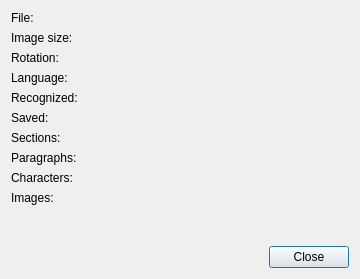
Before: the Qt Designer form gui/dialogs/pagepropertiesdialog.ui in uliss/quneiform, drawn with Qt 5.
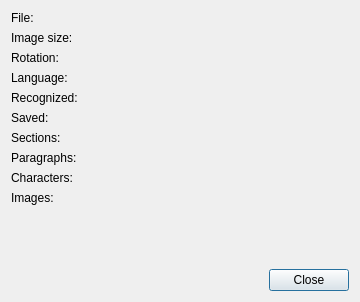
After: the same form once the commit is applied. Custom widgets are drawn as their Qt base class.

Patch:
```diff
--- a/gui/dialogs/pagepropertiesdialog.ui
+++ b/gui/dialogs/pagepropertiesdialog.ui
@@ -7,7 +7,7 @@
     <x>0</x>
     <y>0</y>
     <width>360</width>
-    <height>279</height>
+    <height>302</height>
    </rect>
   </property>
   <property name="windowTitle">
@@ -164,6 +164,13 @@
      </item>
     </layout>
    </item>
+   <item>
+    <widget class="HistogramWidget" name="histogram">
+     <property name="text">
+      <string/>
+     </property>
+    </widget>
+   </item>
    <item>
     <widget class="QDialogButtonBox" name="buttonBox">
      <property name="orientation">
@@ -176,6 +183,13 @@
    </item>
   </layout>
  </widget>
+ <customwidgets>
+  <customwidget>
+   <class>HistogramWidget</class>
+   <extends>QLabel</extends>
+   <header>histogramwidget.h</header>
+  </customwidget>
+ </customwidgets>
  <resources/>
  <connections>
   <connection>
```
